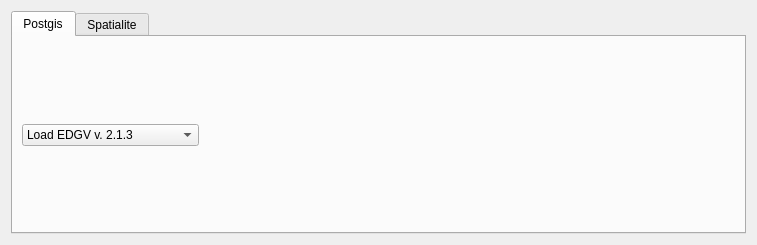
Above: CustomWidgets/customServerConnectionWidget.ui from dsgoficial/DsgTools before the change. Below: the same form after it.
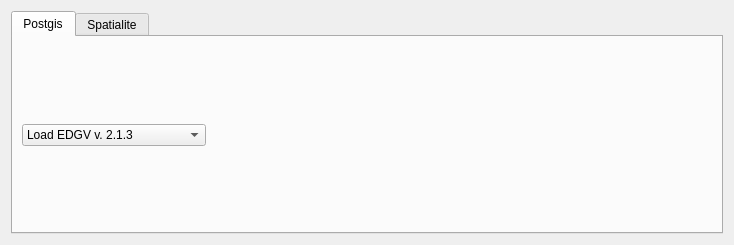
That is the form after the change. Custom widgets are drawn as their Qt base class.

Commit message: loadLayersFromServer now lists layers

Patch:
```diff
--- a/CustomWidgets/customServerConnectionWidget.ui
+++ b/CustomWidgets/customServerConnectionWidget.ui
@@ -6,7 +6,7 @@
    <rect>
     <x>0</x>
     <y>0</y>
-    <width>757</width>
+    <width>734</width>
     <height>245</height>
    </rect>
   </property>
@@ -29,6 +29,12 @@
        </item>
        <item row="1" column="0">
         <widget class="QComboBox" name="postgisEdgvComboFilter">
+         <property name="sizePolicy">
+          <sizepolicy hsizetype="MinimumExpanding" vsizetype="Fixed">
+           <horstretch>0</horstretch>
+           <verstretch>0</verstretch>
+          </sizepolicy>
+         </property>
          <item>
           <property name="text">
            <string>Load EDGV v. 2.1.3</string>
@@ -48,7 +54,7 @@
          </property>
          <property name="sizeHint" stdset="0">
           <size>
-           <width>569</width>
+           <width>500</width>
            <height>20</height>
           </size>
          </property>
```
Left out of the diff: 8 changed lines with no effect on the pictures. The commit also changes 6 other files.
